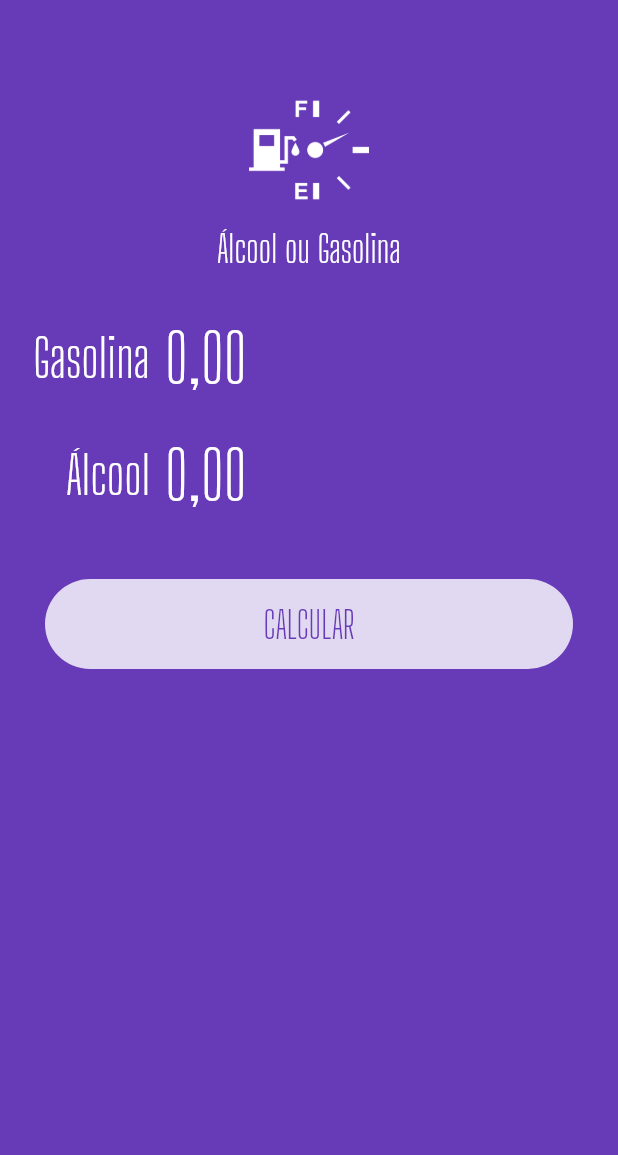
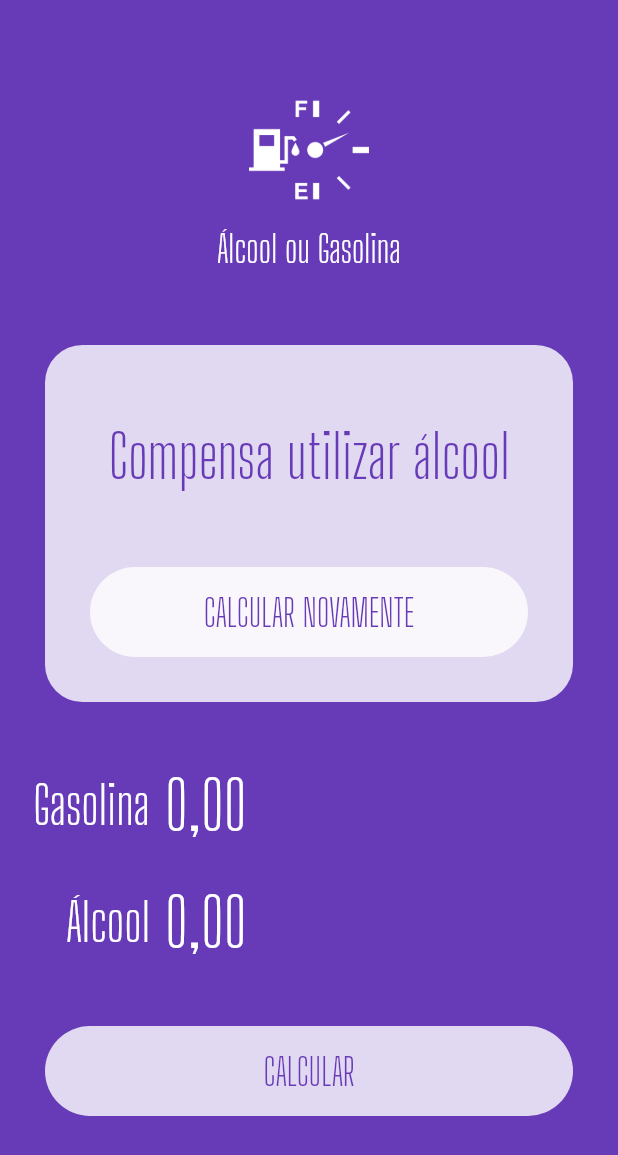
Before and after one commit to Railton98/flutter_aog, a Flutter app: the screen it shows after launch, on a phone screen of 412 x 824 dp. Shown: the top 1155 px of the screen. Run offline on Flutter 3.47's test engine with Material 2 defaults, Android fonts, the phone set to English and light mode, and no system bars; our stand-ins replace flutter_masked_text.

Commit message:
displaying result

```diff
--- a/lib/main.dart
+++ b/lib/main.dart
@@ -28,6 +28,52 @@ class HomePage extends StatelessWidget {
       body: ListView(
         children: <Widget>[
           Logo(),
+          Container(
+            margin: EdgeInsets.all(30),
+            decoration: BoxDecoration(
+              color: Colors.white.withOpacity(0.8),
+              borderRadius: BorderRadius.circular(25),
+            ),
+            child: Column(
+              children: <Widget>[
+                SizedBox(
+                  height: 50,
+                ),
+                Text(
+                  "Compensa utilizar álcool",
+                  style: TextStyle(
+                    color: Theme.of(context).primaryColor,
+                    fontSize: 40,
+                    fontFamily: "Big Shoulders Display",
+                  ),
+                  textAlign: TextAlign.center,
+                ),
+                SizedBox(
+                  height: 20,
+                ),
+                Container(
+                  margin: EdgeInsets.all(30),
+                  height: 60,
+                  width: double.infinity,
+                  decoration: BoxDecoration(
+                    color: Colors.white.withOpacity(0.8),
+                    borderRadius: BorderRadius.circular(60),
+                  ),
+                  child: FlatButton(
+                    child: Text(
+                      "CALCULAR NOVAMENTE",
+                      style: TextStyle(
+                        color: Theme.of(context).primaryColor,
+                        fontSize: 25,
+                        fontFamily: "Big Shoulders Display",
+                      ),
+                    ),
+                    onPressed: () {},
+                  ),
+                ),
+              ],
+            ),
+          ),
           Input(
             ctrl: _gasCtrl,
             label: "Gasolina",
```
